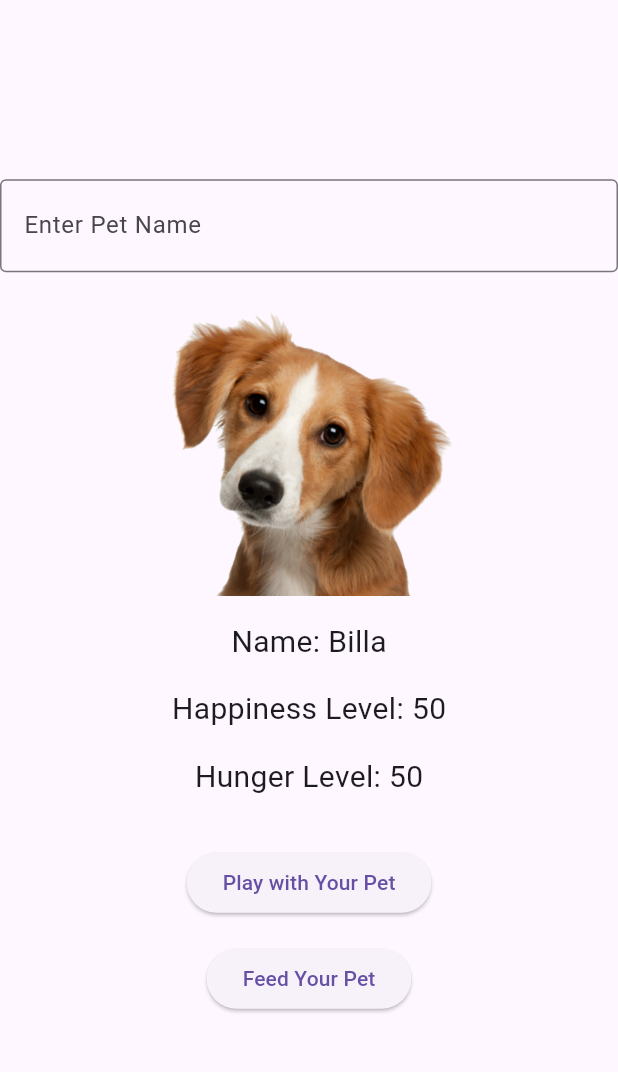
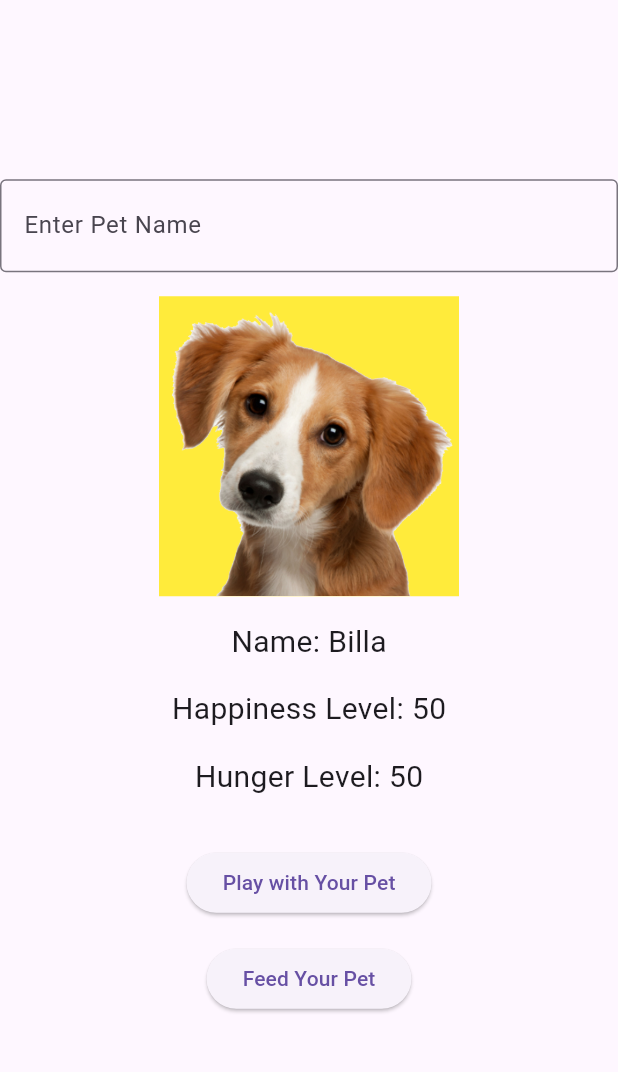
Before and after one commit to BhavyaSontineni/ClassActivity5, a Flutter app: the screen it shows after launch, on a phone screen of 412 x 824 dp, the part 63-1135 px from its top. Run offline on Flutter 3.47's test engine with Material 3 defaults, Android fonts, the phone set to English and light mode, and no system bars.

Commit message:
dynamic pet colour

```diff
--- a/digitalpet_app/lib/main.dart
+++ b/digitalpet_app/lib/main.dart
@@ -50,6 +50,17 @@ class _DigitalPetAppState extends State<DigitalPetApp> {
     }
   }
 
+  // Determine pet color based on happiness level
+  Color _getPetColor() {
+    if (happinessLevel > 70) {
+      return Colors.green;  // Happy pet
+    } else if (happinessLevel >= 30) {
+      return Colors.yellow; // Neutral pet
+    } else {
+      return Colors.red;    // Unhappy pet
+    }
+  }
+
   @override
   Widget build(BuildContext context) {
     return Scaffold(
@@ -75,8 +86,11 @@ class _DigitalPetAppState extends State<DigitalPetApp> {
             ),
             SizedBox(height: 16.0),
 
-            // Display Pet Image
-            Image.asset('assets/pet_image.png', width: 200, height: 200),
+            // Display Pet Image with dynamic color filter based on happiness
+            Container(
+              color: _getPetColor(), // Dynamically change the pet's color
+              child: Image.asset('assets/pet_image.png', width: 200, height: 200),
+            ),
 
             SizedBox(height: 16.0),
             Text(
```
Also changed, not shown: 1 other file.
